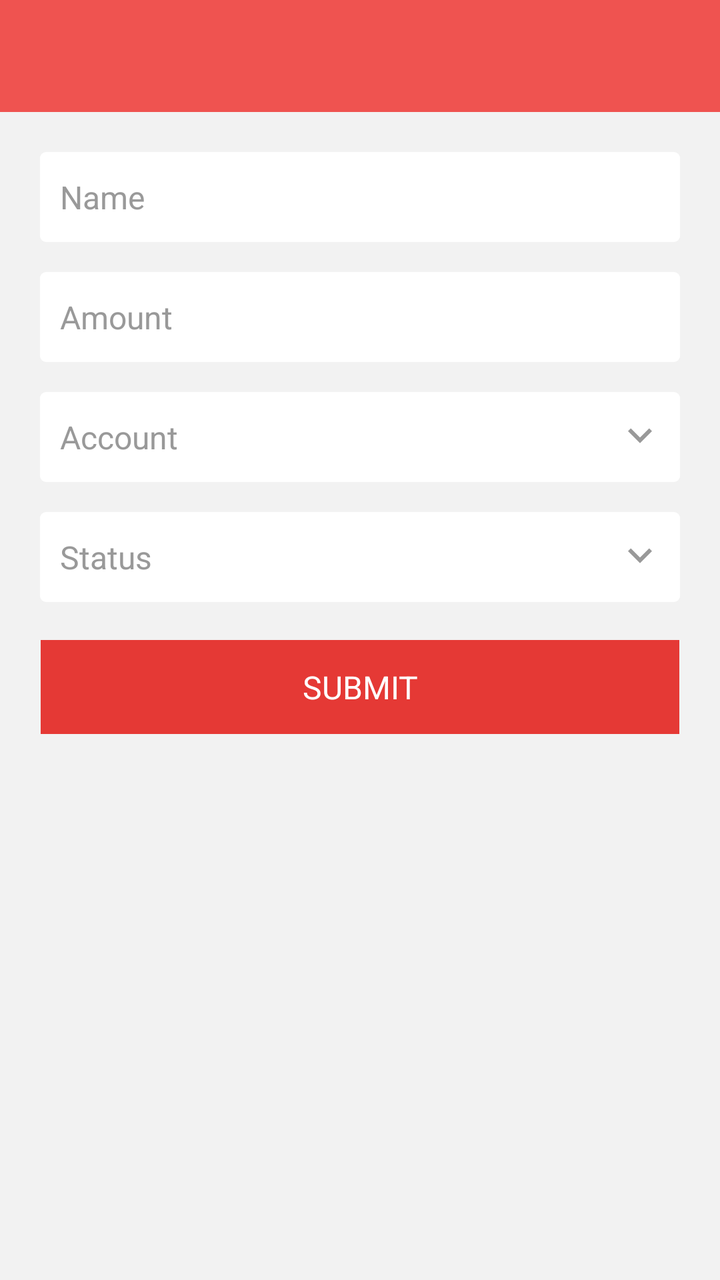
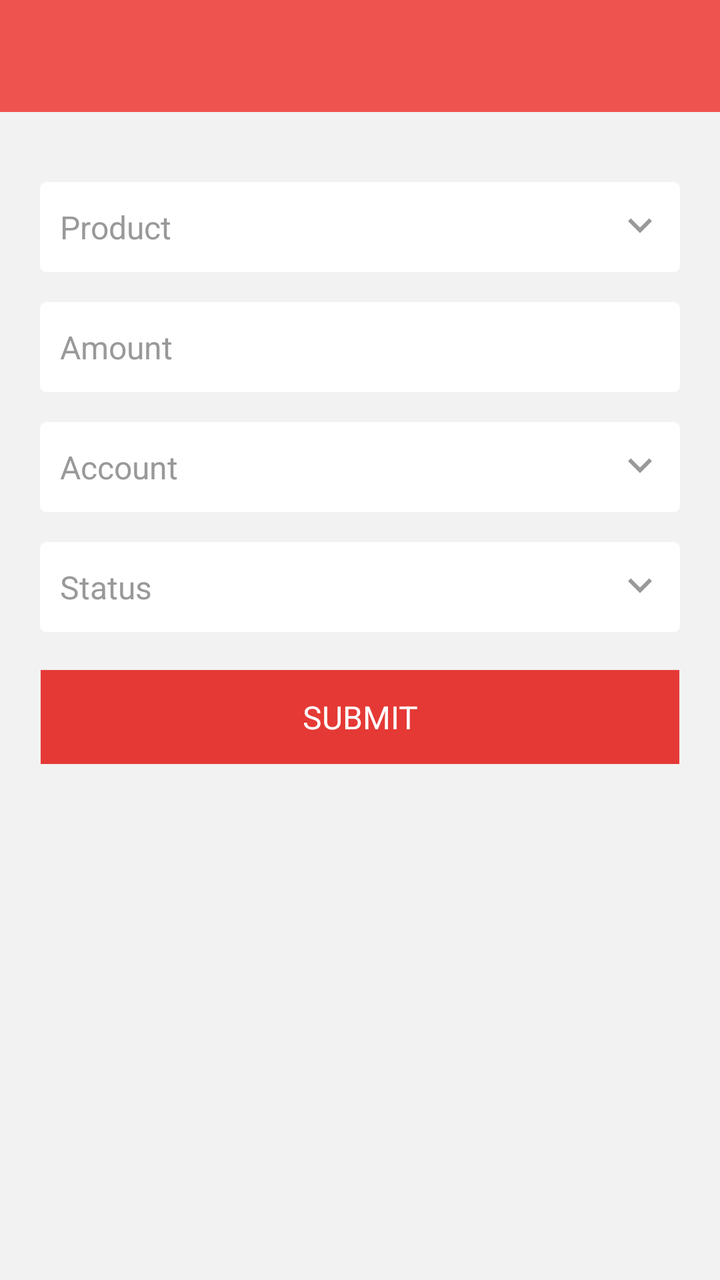

Two renders of the same Android screen: before a commit and after it. Below are the layout's source before the change and the commit's diff.
<!-- AndroidManifest.xml: application theme AppTheme -->
<!-- res/layout/activity_edit_deal.xml -->
<?xml version="1.0" encoding="utf-8"?>
<LinearLayout xmlns:android="http://schemas.android.com/apk/res/android"
    xmlns:app="http://schemas.android.com/apk/res-auto"
    android:layout_width="match_parent"
    android:layout_height="match_parent"
    android:orientation="vertical">

    <com.google.android.material.appbar.AppBarLayout
        android:layout_width="match_parent"
        android:layout_height="wrap_content">

        <include layout="@layout/toolbar" />

    </com.google.android.material.appbar.AppBarLayout>



    <androidx.core.widget.NestedScrollView
        android:layout_width="match_parent"
        android:layout_height="match_parent"
        android:background="@color/grey_5"
        android:clipToPadding="false"
        android:padding="@dimen/spacing_mlarge"
        android:scrollbars="none"
        android:scrollingCache="true"
        app:layout_behavior="@string/appbar_scrolling_view_behavior">

        <LinearLayout
            android:layout_width="match_parent"
            android:layout_height="wrap_content"
            android:orientation="vertical">

            <EditText
                style="@style/EditText.Flat.Grey"
                android:layout_width="match_parent"
                android:layout_height="45dp"
                android:background="@drawable/edit_text_round_bg_white"
                android:hint="Name"
                android:id="@+id/nameEditText"
                android:minHeight="45dp"
                android:paddingLeft="@dimen/spacing_middle"
                android:paddingRight="@dimen/spacing_middle" />

            <EditText
                style="@style/EditText.Flat.Grey"
                android:layout_width="match_parent"
                android:layout_height="45dp"
                android:layout_marginTop="@dimen/spacing_large"
                android:background="@drawable/edit_text_round_bg_white"
                android:hint="Amount"
                android:id="@+id/amountEditText"
                android:minHeight="45dp"
                android:paddingLeft="@dimen/spacing_middle"
                android:paddingRight="@dimen/spacing_middle" />

            <EditText
                android:id="@+id/accountEditText"
                style="@style/EditText.Flat.Grey"
                android:layout_width="match_parent"
                android:layout_height="45dp"
                android:layout_marginTop="@dimen/spacing_large"
                android:background="@drawable/edit_text_round_bg_white"
                android:drawableEnd="@drawable/ic_expand_arrow"
                android:drawableRight="@drawable/ic_expand_arrow"
                android:editable="false"
                android:focusable="false"
                android:hint="Account"
                android:paddingLeft="@dimen/spacing_middle" />


            <EditText
                android:id="@+id/statusEditText"
                style="@style/EditText.Flat.Grey"
                android:layout_width="match_parent"
                android:layout_height="45dp"
                android:layout_marginTop="@dimen/spacing_large"
                android:background="@drawable/edit_text_round_bg_white"
                android:drawableEnd="@drawable/ic_expand_arrow"
                android:drawableRight="@drawable/ic_expand_arrow"
                android:editable="false"
                android:focusable="false"
                android:hint="Status"
                android:paddingLeft="@dimen/spacing_middle" />



            <Button
                style="@style/Widget.AppCompat.Button.Borderless"
                android:layout_width="match_parent"
                android:layout_height="55dp"
                android:layout_marginLeft="-4dp"
                android:layout_marginRight="-4dp"
                android:layout_marginTop="@dimen/spacing_large"
                android:background="@drawable/btn_rect_red"
                android:text="SUBMIT"
                android:id="@+id/submitButton"
                android:textAllCaps="false"
                android:textAppearance="@style/TextAppearance.AppCompat.Subhead"
                android:textColor="@android:color/white" />

        </LinearLayout>

    </androidx.core.widget.NestedScrollView>

</LinearLayout>
<!-- res/layout/toolbar.xml (included above) -->
<?xml version="1.0" encoding="utf-8"?>
<androidx.appcompat.widget.Toolbar
    xmlns:android="http://schemas.android.com/apk/res/android"
    xmlns:app="http://schemas.android.com/apk/res-auto"
    android:id="@+id/toolbar"
    android:layout_width="match_parent"
    android:layout_height="?android:attr/actionBarSize"
    android:background="@color/colorPrimary"
    app:contentInsetStartWithNavigation="0dp"
    android:theme="@style/ThemeOverlay.AppCompat.Dark.ActionBar"
    app:popupTheme="@style/ThemeOverlay.AppCompat.Light"/>
<!-- resources referenced by this layout -->
<resources>
  <color name="colorPrimary">#ef5350</color>
  <color name="grey_5">#f2f2f2</color>
  <dimen name="spacing_large">15dp</dimen>
  <dimen name="spacing_middle">10dp</dimen>
  <dimen name="spacing_mlarge">20dp</dimen>
  <!-- drawable edit_text_round_bg_white (drawable) -->
  <?xml version="1.0" encoding="utf-8"?>
  <selector xmlns:android="http://schemas.android.com/apk/res/android">
      <item android:state_focused="true">
          <layer-list>
              <item>
                  <shape android:shape="rectangle">
                      <corners android:radius="@dimen/spacing_small" />
                      <stroke android:width="1dp" android:color="@color/grey_10" />
                      <solid android:color="@android:color/white" />
                      <padding android:bottom="5dp" android:left="8dp" android:right="8dp" android:top="5dp" />
                  </shape>
              </item>
          </layer-list>
      </item>
  
      <item android:state_enabled="false">
          <layer-list>
              <item>
                  <shape android:shape="rectangle">
                      <solid android:color="@android:color/white" />
                      <stroke android:width="1dp" android:color="@color/grey_10" />
                      <corners android:radius="@dimen/spacing_small" />
                      <padding android:bottom="5dp" android:left="8dp" android:right="8dp" android:top="5dp" />
                  </shape>
              </item>
          </layer-list>
      </item>
  
      <item>
          <layer-list>
              <item>
                  <shape android:shape="rectangle">
                      <solid android:color="@android:color/white" />
                      <corners android:radius="@dimen/spacing_small" />
                      <padding android:bottom="5dp" android:left="8dp" android:right="8dp" android:top="5dp" />
                  </shape>
              </item>
          </layer-list>
      </item>
  </selector>
  <!-- drawable ic_expand_arrow (drawable) -->
  <vector xmlns:android="http://schemas.android.com/apk/res/android"
          android:width="24dp"
          android:height="24dp"
          android:viewportWidth="24.0"
          android:viewportHeight="24.0">
      <path
          android:fillColor="#999999"
          android:pathData="M7.41,7.84L12,12.42l4.59,-4.58L18,9.25l-6,6 -6,-6z"/>
  </vector>
  <style name="EditText.Flat.Grey" parent="@style/AppTheme">
          <item name="android:textColorHint">@color/grey_40</item>
          <item name="android:textAppearance">@style/Base.TextAppearance.AppCompat.Subhead</item>
          <item name="android:textColor">@color/grey_90</item>
      </style>
  <style name="AppTheme" parent="BaseTheme">
          <item name="android:windowContentTransitions">true</item>
  
  
          
      </style>
  <color name="red_500">#F44336</color>
  <color name="red_600">#E53935</color>
  <dimen name="spacing_small">3dp</dimen>
  <color name="grey_10">#e6e6e6</color>
  <color name="grey_40">#999999</color>
  <color name="grey_90">#263238</color>
  <style name="BaseTheme" parent="Theme.AppCompat.Light.NoActionBar">
          
          <item name="colorPrimary">@color/colorPrimary</item>
          <item name="colorPrimaryDark">@color/colorPrimaryDark</item>
          <item name="colorAccent">@color/colorAccent</item>
          <item name="windowActionModeOverlay">true</item>
          <item name="android:actionModeBackground">@color/blue_grey_600</item>
          <item name="android:dialogTheme">@style/Dialog.Theme</item>
          
          <item name="android:windowDisablePreview">true</item>
      </style>
  <color name="colorPrimaryDark">#dc1814</color>
  <color name="colorAccent">#FF4081</color>
  <color name="blue_grey_600">#546E7A</color>
  <style name="Dialog.Theme" parent="Theme.AppCompat.Light.Dialog">
          <item name="colorPrimary">@color/colorPrimary</item>
          <item name="colorPrimaryDark">@color/colorPrimaryDark</item>
          <item name="colorAccent">@color/colorAccent</item>
      </style>
  <!-- unchanged entries left out for length: 1 -->
</resources>

<!-- the commit's change to res/layout/activity_edit_deal.xml (unified diff, before → after) -->
@@ -30,16 +30,30 @@
             android:layout_height="wrap_content"
             android:orientation="vertical">
 
+
+
+
+
+
+
+
+
+
+
+
             <EditText
+                android:id="@+id/productEditText"
                 style="@style/EditText.Flat.Grey"
                 android:layout_width="match_parent"
                 android:layout_height="45dp"
+                android:layout_marginTop="@dimen/spacing_large"
                 android:background="@drawable/edit_text_round_bg_white"
-                android:hint="Name"
-                android:id="@+id/nameEditText"
-                android:minHeight="45dp"
-                android:paddingLeft="@dimen/spacing_middle"
-                android:paddingRight="@dimen/spacing_middle" />
+                android:drawableEnd="@drawable/ic_expand_arrow"
+                android:drawableRight="@drawable/ic_expand_arrow"
+                android:editable="false"
+                android:focusable="false"
+                android:hint="Product"
+                android:paddingLeft="@dimen/spacing_middle" />
 
             <EditText
                 style="@style/EditText.Flat.Grey"
